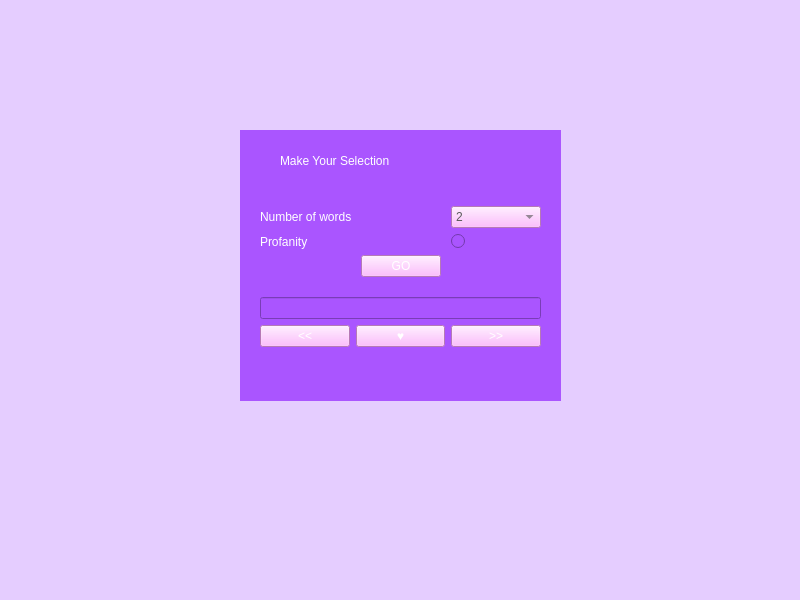
Qt form mainwindow.ui (erinlouise11/beep-boop-beep) before a commit.
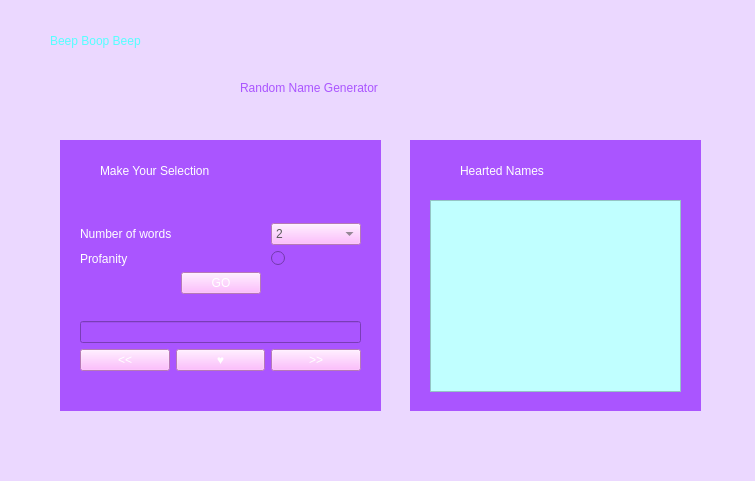
The same form after that commit.

Commit message: Adding heading and list section

What changed in the file:
```diff
--- a/mainwindow.ui
+++ b/mainwindow.ui
@@ -6,22 +6,23 @@
    <rect>
     <x>0</x>
     <y>0</y>
-    <width>800</width>
-    <height>600</height>
+    <width>755</width>
+    <height>481</height>
    </rect>
   </property>
   <property name="windowTitle">
    <string>MainWindow</string>
   </property>
   <property name="styleSheet">
-   <string notr="true">background-color: rgb(229, 205, 255);</string>
+   <string notr="true">background-color: rgb(229, 205, 255);
+background-color: rgb(235, 216, 255);</string>
   </property>
   <widget class="QWidget" name="centralwidget">
    <widget class="QWidget" name="wGetName" native="true">
     <property name="geometry">
      <rect>
-      <x>240</x>
-      <y>130</y>
+      <x>60</x>
+      <y>140</y>
       <width>321</width>
       <height>271</height>
      </rect>
@@ -52,7 +53,7 @@
        <x>20</x>
        <y>62</y>
        <width>281</width>
-       <height>171</height>
+       <height>191</height>
       </rect>
      </property>
      <layout class="QGridLayout" name="gridLayout_3">
@@ -235,6 +236,86 @@
     <zorder>horizontalSpacer</zorder>
     <zorder>horizontalSpacer_2</zorder>
    </widget>
+   <widget class="QLabel" name="lblHeading">
+    <property name="geometry">
+     <rect>
+      <x>50</x>
+      <y>10</y>
+      <width>421</width>
+      <height>61</height>
+     </rect>
+    </property>
+    <property name="styleSheet">
+     <string notr="true">font: 40pt &quot;Cooper Black&quot;;
+color: rgb(85, 255, 255);
+</string>
+    </property>
+    <property name="text">
+     <string>Beep Boop Beep</string>
+    </property>
+   </widget>
+   <widget class="QLabel" name="lblDescription">
+    <property name="geometry">
+     <rect>
+      <x>240</x>
+      <y>80</y>
+      <width>211</width>
+      <height>16</height>
+     </rect>
+    </property>
+    <property name="styleSheet">
+     <string notr="true">font: 12pt &quot;Arial Rounded MT Bold&quot;;
+color: rgb(170, 85, 255);</string>
+    </property>
+    <property name="text">
+     <string>Random Name Generator</string>
+    </property>
+   </widget>
+   <widget class="QWidget" name="wFavorites" native="true">
+    <property name="geometry">
+     <rect>
+      <x>410</x>
+      <y>140</y>
+      <width>291</width>
+      <height>271</height>
+     </rect>
+    </property>
+    <property name="styleSheet">
+     <string notr="true">background-color: rgb(170, 85, 255);</string>
+    </property>
+    <widget class="QLabel" name="lblHeartedNames">
+     <property name="geometry">
+      <rect>
+       <x>50</x>
+       <y>20</y>
+       <width>181</width>
+       <height>21</height>
+      </rect>
+     </property>
+     <property name="styleSheet">
+      <string notr="true">color: rgb(255, 255, 255);
+font: 18pt &quot;Arial Rounded MT Bold&quot;;</string>
+     </property>
+     <property name="text">
+      <string>Hearted Names</string>
+     </property>
+    </widget>
+    <widget class="QColumnView" name="cvNameList">
+     <property name="geometry">
+      <rect>
+       <x>20</x>
+       <y>60</y>
+       <width>251</width>
+       <height>192</height>
+      </rect>
+     </property>
+     <property name="styleSheet">
+      <string notr="true">color: rgb(255, 85, 255);
+background-color: rgb(192, 255, 255);
+font: 10pt &quot;Arial Rounded MT Bold&quot;;</string>
+     </property>
+    </widget>
+   </widget>
   </widget>
   <widget class="QMenuBar" name="menubar">
    <property name="geometry">
```
Left out of the diff: 3 changed lines with no effect on the pictures.
